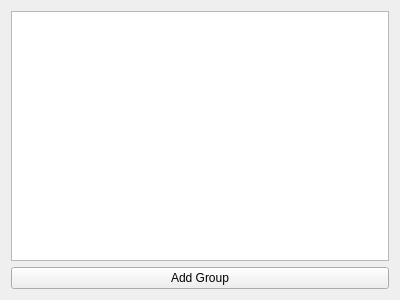
Before: the Qt Designer form smtk/Qt/testing/ModelBrowser.ui in Kitware/SMTK, drawn with Qt 5.
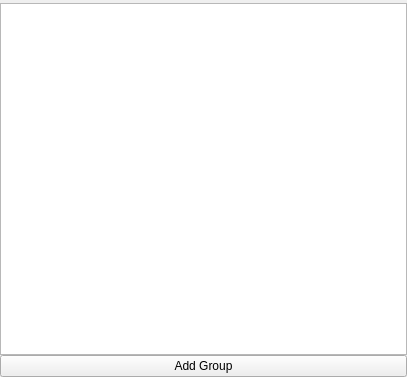
After: the same form once the commit is applied.

The edit to the form file:
```diff
--- a/smtk/Qt/testing/ModelBrowser.ui
+++ b/smtk/Qt/testing/ModelBrowser.ui
@@ -6,14 +6,29 @@
    <rect>
     <x>0</x>
     <y>0</y>
-    <width>400</width>
-    <height>300</height>
+    <width>407</width>
+    <height>377</height>
    </rect>
   </property>
   <property name="windowTitle">
    <string>SMTK Model Browser</string>
   </property>
-  <layout class="QVBoxLayout" name="verticalLayout">
+  <layout class="QVBoxLayout" name="topLayout">
+   <property name="spacing">
+    <number>0</number>
+   </property>
+   <property name="leftMargin">
+    <number>0</number>
+   </property>
+   <property name="topMargin">
+    <number>3</number>
+   </property>
+   <property name="rightMargin">
+    <number>0</number>
+   </property>
+   <property name="bottomMargin">
+    <number>0</number>
+   </property>
    <item>
     <widget class="QTreeView" name="modelTree"/>
    </item>
```
